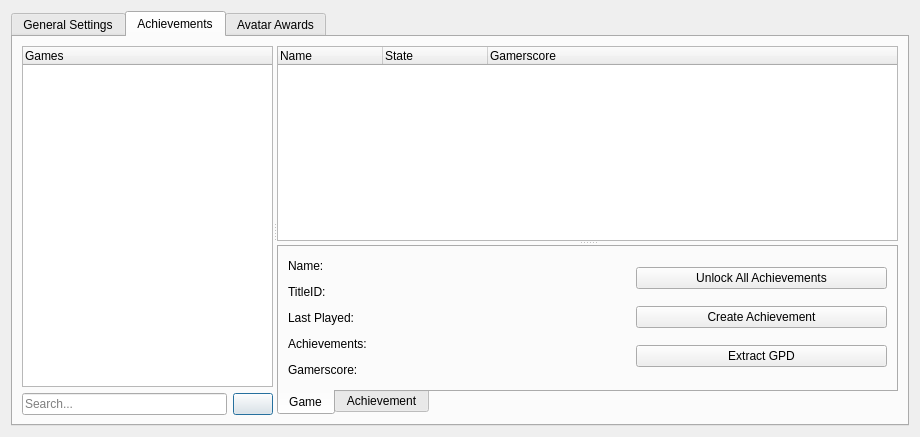
hetelek/Velocity, file Velocity/profileeditor.ui: the form before one commit.
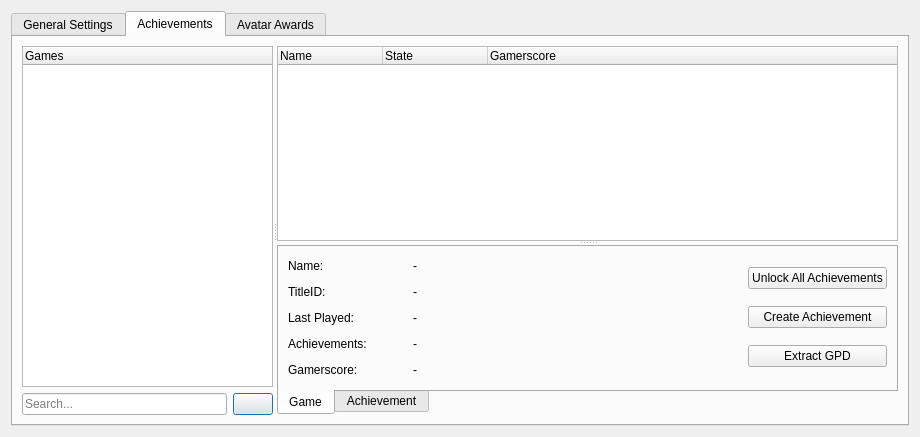
The form after the commit. The open tabs and pages were chosen to show the change. Icons and pictures are not drawn.

Diff of the .ui file:
```diff
--- a/Velocity/profileeditor.ui
+++ b/Velocity/profileeditor.ui
@@ -769,15 +769,90 @@
             <attribute name="title">
              <string>Game</string>
             </attribute>
-            <layout class="QGridLayout" name="gridLayout_11">
-             <item row="0" column="0">
-              <widget class="QLabel" name="lblGameName">
-               <property name="text">
-                <string>Name: </string>
-               </property>
-              </widget>
+            <layout class="QHBoxLayout" name="horizontalLayout_12">
+             <item>
+              <layout class="QHBoxLayout" name="horizontalLayout_11" stretch="1,2">
+               <item>
+                <layout class="QVBoxLayout" name="verticalLayout_19">
+                 <item>
+                  <widget class="QLabel" name="lblGameName1">
+                   <property name="text">
+                    <string>Name: </string>
+                   </property>
+                  </widget>
+                 </item>
+                 <item>
+                  <widget class="QLabel" name="lblGameTitleID1">
+                   <property name="text">
+                    <string>TitleID:</string>
+                   </property>
+                  </widget>
+                 </item>
+                 <item>
+                  <widget class="QLabel" name="lblGameLastPlayed1">
+                   <property name="text">
+                    <string>Last Played:</string>
+                   </property>
+                  </widget>
+                 </item>
+                 <item>
+                  <widget class="QLabel" name="lblGameAchvs1">
+                   <property name="text">
+                    <string>Achievements:</string>
+                   </property>
+                  </widget>
+                 </item>
+                 <item>
+                  <widget class="QLabel" name="lblGameGamerscore1">
+                   <property name="text">
+                    <string>Gamerscore:</string>
+                   </property>
+                  </widget>
+                 </item>
+                </layout>
+               </item>
+               <item>
+                <layout class="QVBoxLayout" name="verticalLayout_18">
+                 <item>
+                  <widget class="QLabel" name="lblGameName">
+                   <property name="text">
+                    <string>-</string>
+                   </property>
+                  </widget>
+                 </item>
+                 <item>
+                  <widget class="QLabel" name="lblGameTitleID">
+                   <property name="text">
+                    <string>-</string>
+                   </property>
+                  </widget>
+                 </item>
+                 <item>
+                  <widget class="QLabel" name="lblGameLastPlayed">
+                   <property name="text">
+                    <string>-</string>
+                   </property>
+                  </widget>
+                 </item>
+                 <item>
+                  <widget class="QLabel" name="lblGameAchvs">
+                   <property name="text">
+                    <string>-</string>
+                   </property>
+                  </widget>
+                 </item>
+                 <item>
+                  <widget class="QLabel" name="lblGameGamerscore">
+                   <property name="text">
+                    <string>-</string>
+                   </property>
+                  </widget>
+                 </item>
+                </layout>
+               </item>
+              </layout>
              </item>
-             <item row="0" column="1" rowspan="5">
+             <item>
               <widget class="QLabel" name="imgBoxArt">
                <property name="minimumSize">
                 <size>
@@ -799,7 +874,7 @@
                </property>
               </widget>
              </item>
-             <item row="0" column="2" rowspan="5">
+             <item>
               <layout class="QVBoxLayout" name="verticalLayout_14">
                <item>
                 <widget class="QPushButton" name="btnUnlockAllAchvs">
@@ -854,34 +929,6 @@
                </item>
               </layout>
              </item>
-             <item row="1" column="0">
-              <widget class="QLabel" name="lblGameTitleID">
-               <property name="text">
-                <string>TitleID:</string>
-               </property>
-              </widget>
-             </item>
-             <item row="2" column="0">
-              <widget class="QLabel" name="lblGameLastPlayed">
-               <property name="text">
-                <string>Last Played:</string>
-               </property>
-              </widget>
-             </item>
-             <item row="3" column="0">
-              <widget class="QLabel" name="lblGameAchvs">
-               <property name="text">
-                <string>Achievements:</string>
-               </property>
-              </widget>
-             </item>
-             <item row="4" column="0">
-              <widget class="QLabel" name="lblGameGamerscore">
-               <property name="text">
-                <string>Gamerscore:</string>
-               </property>
-              </widget>
-             </item>
             </layout>
            </widget>
            <widget class="QWidget" name="tab_6">
```
Left out of the diff: 102 changed lines with no effect on the pictures.
